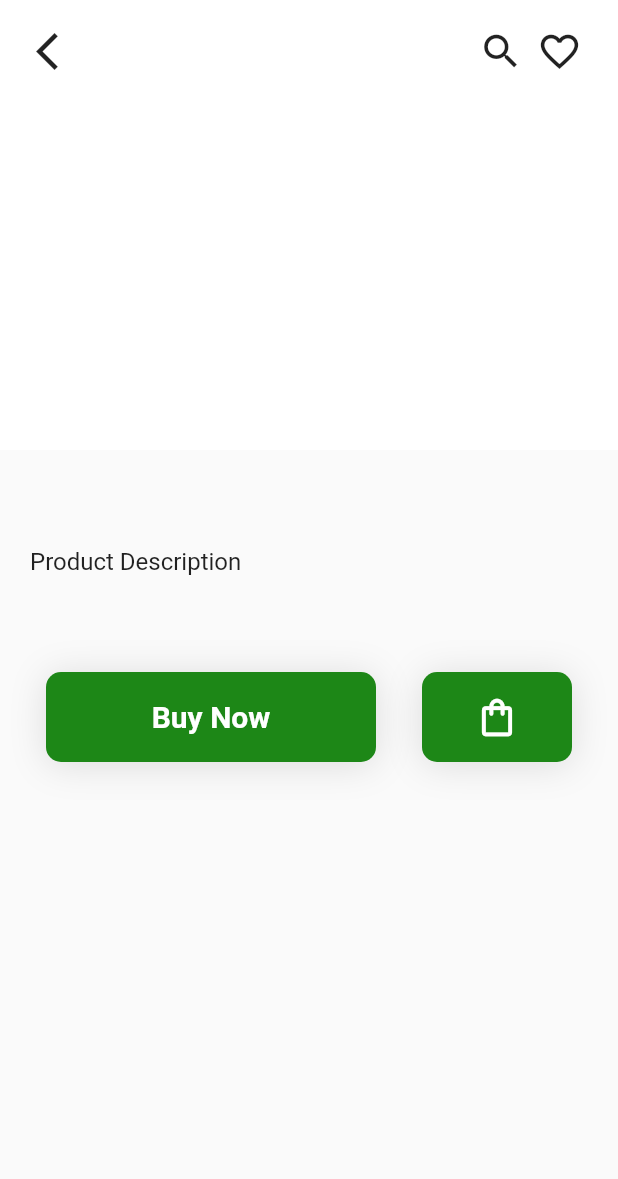
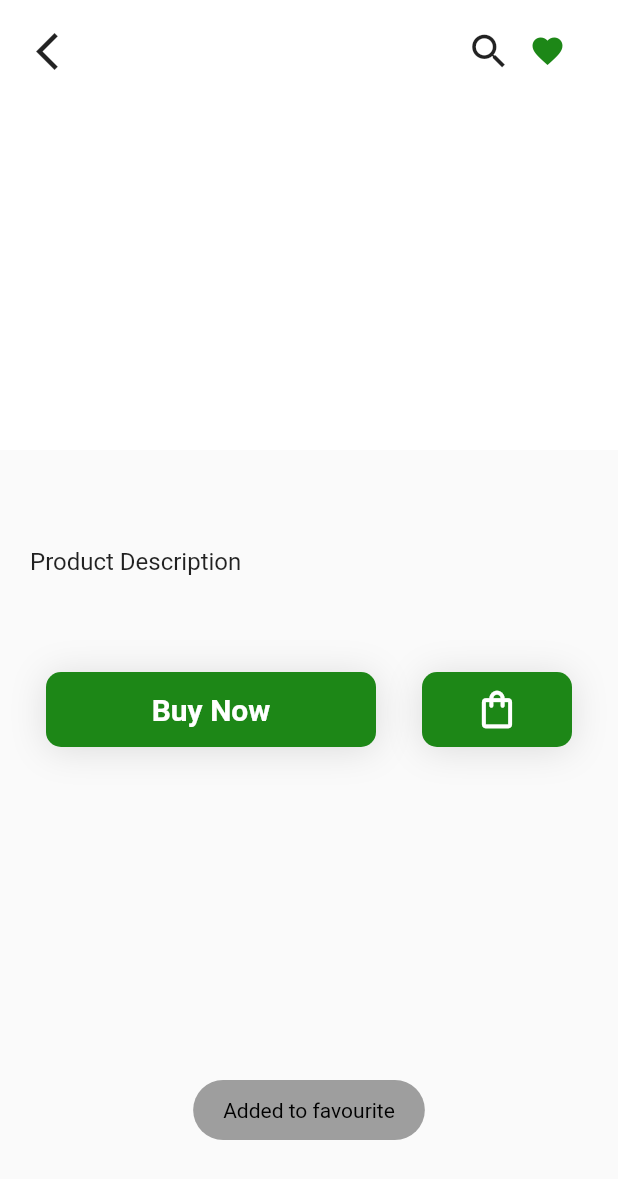
Before and after one commit to mosfeqanik/arong-ecommerce-with-firebase, a Flutter app: the ProductDetailScreen screen opened directly with empty values, after a tap on the "favorite outline" icon, on a phone screen of 412 x 824 dp. Shown: the top 1179 px of the screen. Run offline on Flutter 3.47's test engine with Material 2 defaults, Android fonts, the light colour scheme and no system bars; drawn by our look-alikes of carousel_slider; our stand-ins replace cloud_firestore, dots_indicator, firebase_auth, firebase_core, flutter_screenutil, fluttertoast; accounts and stored records are empty.

Commit message:
added favourite feature and added add to cart feature

```diff
--- a/lib/ui/Bottom_Nav_Bar/profile.dart
+++ b/lib/ui/Bottom_Nav_Bar/profilenupdate.dart
@@ -1,3 +1,4 @@
+import 'package:arong/widgets/custom_toast.dart';
 import 'package:cloud_firestore/cloud_firestore.dart';
 import 'package:firebase_auth/firebase_auth.dart';
 import 'package:flutter/material.dart';
@@ -8,8 +9,7 @@
 }
 
 class _ProfileScreenState extends State<ProfileScreen> {
-  TextEditingController? _nameEditingController =
-      TextEditingController(text: "anik");
+  TextEditingController? _nameEditingController;
   TextEditingController? _phoneNumberEditingController;
   TextEditingController? _ageEditingController;
 
@@ -42,7 +42,7 @@
           "phone":_phoneNumberEditingController!.text,
           "age":_ageEditingController!.text,
         }
-    ).then((value) => print("Updated Successfully"));
+    ).then((value) => CustomToast.toast('Updated Successfully'));
   }
 
   @override
--- a/lib/ui/bottom_nav_bar.dart
+++ b/lib/ui/bottom_nav_bar.dart
@@ -2,7 +2,7 @@
 import 'package:arong/ui/Bottom_Nav_Bar/cart.dart';
 import 'package:arong/ui/Bottom_Nav_Bar/favourites.dart';
 import 'package:arong/ui/Bottom_Nav_Bar/homescreen.dart';
-import 'package:arong/ui/Bottom_Nav_Bar/profile.dart';
+import 'package:arong/ui/Bottom_Nav_Bar/profilenupdate.dart';
 import 'package:arong/ui/sceach_screen_page.dart';
 import 'package:flutter/cupertino.dart';
 import 'package:flutter/material.dart';
--- a/lib/ui/product_details_screen.dart
+++ b/lib/ui/product_details_screen.dart
@@ -1,11 +1,15 @@
 import 'package:arong/const/appcolors.dart';
+import 'package:arong/widgets/custom_toast.dart';
 import 'package:carousel_slider/carousel_slider.dart';
+import 'package:cloud_firestore/cloud_firestore.dart';
+import 'package:firebase_auth/firebase_auth.dart';
 import 'package:flutter/cupertino.dart';
 import 'package:flutter/material.dart';
 import 'package:flutter/painting.dart';
 
 class ProductDetailScreen extends StatefulWidget {
   var _products;
+
   ProductDetailScreen(this._products);
 
   @override
@@ -13,6 +17,38 @@
 }
 
 class _ProductDetailScreenState extends State<ProductDetailScreen> {
+  Future addToCart() async {
+    final FirebaseAuth _auth = FirebaseAuth.instance;
+    var currentUser = _auth.currentUser;
+    CollectionReference _collectionRef =
+        FirebaseFirestore.instance.collection("users-cart-items");
+    return _collectionRef
+        .doc(currentUser!.email)
+        .collection("items")
+        .doc()
+        .set({
+      "name": widget._products["product-name"],
+      "price": widget._products["product-price"],
+      "images": widget._products["product-img"],
+    }).then((value) => CustomToast.toast('Updated Successfully'));
+  }
+
+  Future addToFavourite() async {
+    final FirebaseAuth _auth = FirebaseAuth.instance;
+    var currentUser = _auth.currentUser;
+    CollectionReference _collectionRef =
+        FirebaseFirestore.instance.collection("users-favourite-items");
+    return _collectionRef
+        .doc(currentUser!.email)
+        .collection("items")
+        .doc()
+        .set({
+      "name": widget._products["product-name"],
+      "price": widget._products["product-price"],
+      "images": widget._products["product-img"],
+    }).then((value) => CustomToast.toast('Added to favourite'));
+  }
+
   @override
   Widget build(BuildContext context) {
     return Scaffold(
@@ -28,7 +64,7 @@
                   color: Colors.white,
                   child: Padding(
                     padding: const EdgeInsets.only(top: 30.0),
-                    child:AspectRatio(
+                    child: AspectRatio(
                       aspectRatio: 19 / 9,
                       child: CarouselSlider(
                         items: widget._products['product_img']
@@ -49,7 +85,7 @@
                             .toList(),
                         options: CarouselOptions(
                           autoPlayCurve: Curves.fastOutSlowIn,
-                          autoPlay: false,
+                          autoPlay: true,
                           enlargeCenterPage: true,
                           viewportFraction: 1,
                           enlargeStrategy: CenterPageEnlargeStrategy.scale,
@@ -73,14 +109,46 @@
                       ),
                       Row(
                         children: [
-                          Icon(
+                          InkWell(
+                            onTap: () {},
+                            child: Icon(
                               Icons.search,
                               size: 30.0,
                             ),
-                          IconButton(
-                            icon: Icon(Icons.favorite_border),
-                            iconSize: 30.0,
-                            onPressed: ()=>(){},
+                          ),
+                          StreamBuilder(
+                            stream: FirebaseFirestore.instance
+                                .collection("users-favourite-items")
+                                .doc(FirebaseAuth.instance.currentUser!.email)
+                                .collection("items")
+                                .where("name",
+                                    isEqualTo: widget._products['product-name'])
+                                .snapshots(),
+                            builder:
+                                (BuildContext context, AsyncSnapshot snapshot) {
+                              if (snapshot.data == null) {
+                                return Text("");
+                              }
+                              return Padding(
+                                padding: const EdgeInsets.only(right: 8),
+                                child: IconButton(
+                                  onPressed: () => snapshot
+                                              .data.docs.length ==
+                                          0
+                                      ? addToFavourite()
+                                      : CustomToast.toast('Already Added'),
+                                  icon: snapshot.data.docs.length == 0
+                                      ? Icon(
+                                          Icons.favorite_outline,
+                                          color: AppColors.deep_green,
+                                        )
+                                      : Icon(
+                                          Icons.favorite,
+                                          color: AppColors.deep_green,
+                                        ),
+                                ),
+                              );
+                            },
                           ),
                         ],
                       )
@@ -133,7 +201,7 @@
               mainAxisAlignment: MainAxisAlignment.spaceEvenly,
               children: [
                 Container(
-                  height: 60.0,
+                  height: 50.0,
                   width: 220.0,
                   decoration: BoxDecoration(
                       borderRadius: BorderRadius.circular(10.0),
@@ -156,8 +224,24 @@
                     ),
                   ),
                 ),
-                Container(
-                  height: 60.0,
+                StreamBuilder(
+                  stream: FirebaseFirestore.instance
+                      .collection("users-cart-items")
+                      .doc(FirebaseAuth.instance.currentUser!.email)
+                      .collection("items")
+                      .where("name",
+                          isEqualTo: widget._products['product-name'])
+                      .snapshots(),
+                  builder: (BuildContext context, AsyncSnapshot snapshot) {
+                    if (snapshot.data == null) {
+                      return Text("");
+                    }
+                    return InkWell(
+                      onTap: () => snapshot.data.docs.length == 0
+                          ? addToFavourite()
+                          : CustomToast.toast('Already Added'),
+                      child: Container(
+                        height: 50.0,
                         width: 100.0,
                         decoration: BoxDecoration(
                             borderRadius: BorderRadius.circular(10.0),
@@ -170,11 +254,20 @@
                               )
                             ]),
                         child: Center(
-                      child: Icon(
+                            child: snapshot.data.docs.length == 0
+                                ? Icon(
                                     Icons.shopping_bag_outlined,
                                     color: Colors.white,
                                     size: 30.0,
+                                  )
+                                : Icon(
+                                    Icons.shopping_bag,
+                                    color: Colors.white,
+                                    size: 30.0,
                                   )),
+                      ),
+                    );
+                  },
                 ),
               ],
             )
--- a/pubspec.yaml
+++ b/pubspec.yaml
@@ -55,7 +55,7 @@
 
   # To add assets to your application, add an assets section, like this:
   assets:
-    - images/
+    - assets/images/
 
   # An image assets can refer to one or more resolution-specific "variants", see
   # https://flutter.dev/assets-and-images/#resolution-aware.
```
Lines whose indentation alone changed are shown as unchanged.
